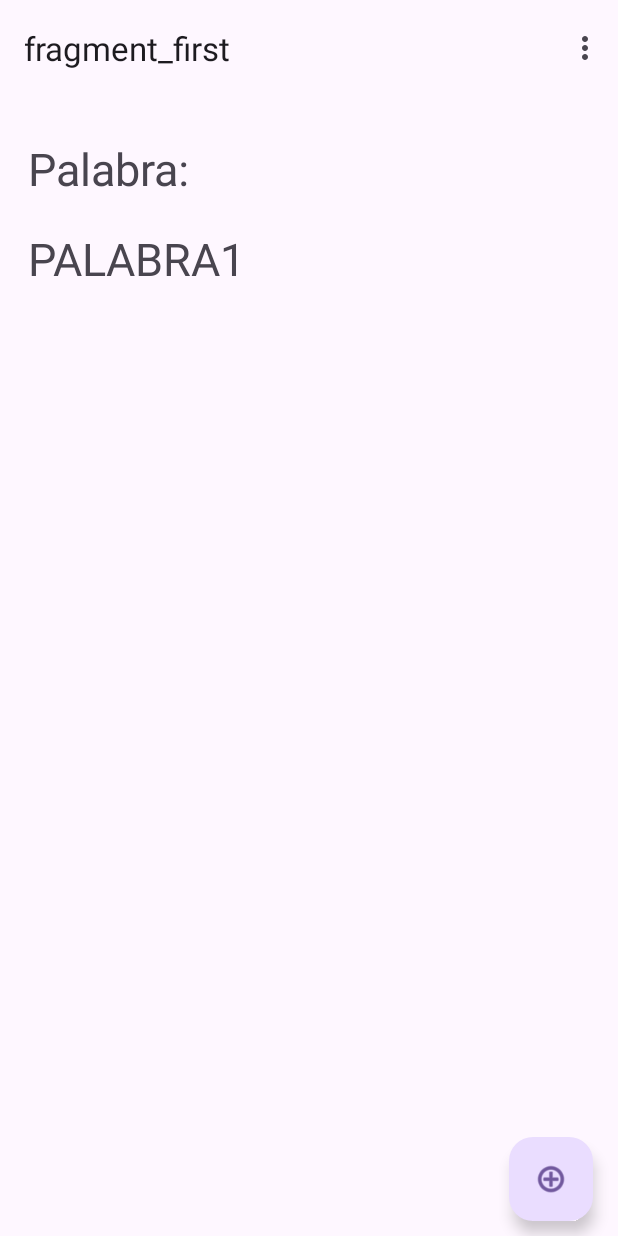
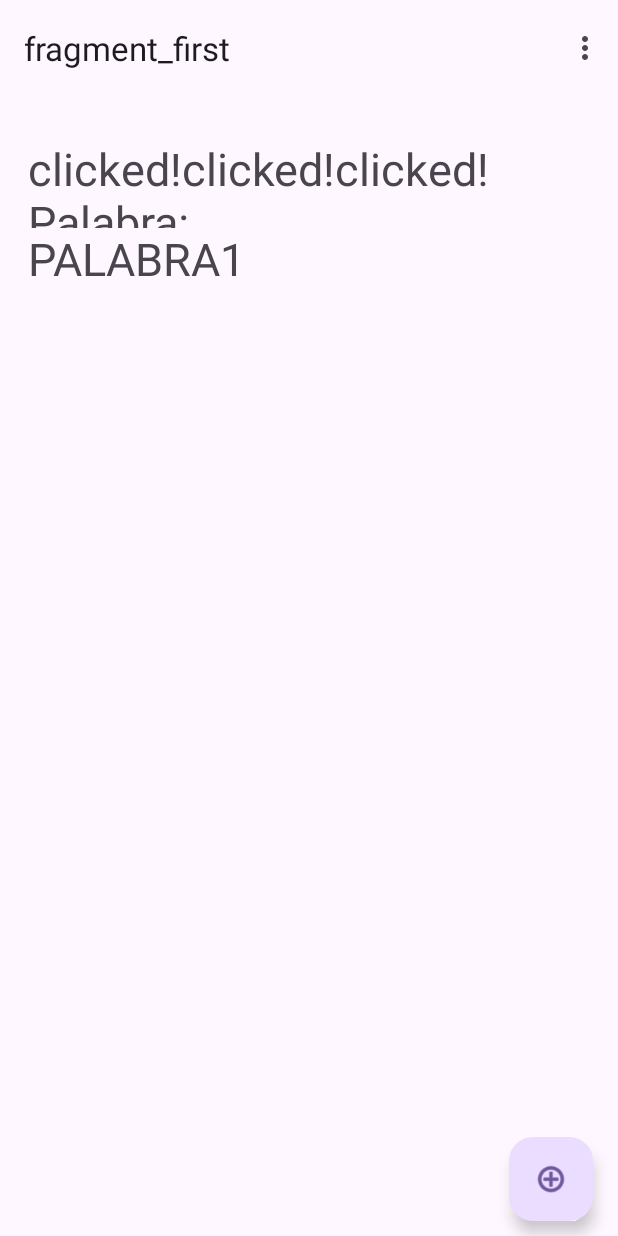
Before and after one commit to ivette2021/AndroidModulo-5, an Android app: the screen it shows after launch (MainActivity), in the options menu, after a tap on "Settings", on a phone screen of 412 x 824 dp. Run offline under Robolectric (Android 15) with nearby library versions, the light colour scheme and no system bars; our stand-ins replace navigation-ui.

Commit message:
se agrego la funcion de clickear las palabras y que estas se sobreescriban

```diff
--- a/app/src/main/java/com/example/modulo_5/FirstFragment.java
+++ b/app/src/main/java/com/example/modulo_5/FirstFragment.java
@@ -19,6 +19,7 @@
 
 import java.util.ArrayList;
 import java.util.List;
+import java.util.Objects;
 
 public class FirstFragment extends Fragment {
     private FragmentFirstBinding binding;
@@ -28,6 +29,7 @@
     public View onCreateView(LayoutInflater inflater, ViewGroup container,
                              Bundle savedInstanceState) {
        binding = FragmentFirstBinding.inflate(inflater, container,false);
+
        return binding.getRoot();
     }
     @Override
@@ -50,17 +52,30 @@
 
         /******************LÓGICA del button******************************************************************/
 
+
         binding.fab.setOnClickListener(new View.OnClickListener() {
             @Override
             public void onClick(View v) {
                 datalist.add("PALABRA"+ datalist.size());
                 // notificar al adapter que se insertaron los datos
 
-                binding.Rv.getAdapter().notifyItemInserted(datalist.size());
+                Objects.requireNonNull(binding.Rv.getAdapter()).notifyItemInserted(datalist.size());
                 // scroll al final de la lista
                 binding.Rv.smoothScrollToPosition(datalist.size());
             }
         });
+        //aqui continua la escucha de los textos
+        WordAdapter adapter1 = new WordAdapter(datalist);
+        adapter1.setOnItemClickListener(new WordAdapter.OnItemClickListener() {
+            @Override
+            public void onItemClick(int position) {
+                datalist.set(position,"clicked!"+datalist.get(position));
+                Objects.requireNonNull(binding.Rv.getAdapter()).notifyItemChanged(position);
+
+
+            }
+        });
+        binding.Rv.setAdapter(adapter1);
     }
     // 2 crear un listado de palabras
     private List<String> setData() {
--- a/app/src/main/java/com/example/modulo_5/WordAdapter.java
+++ b/app/src/main/java/com/example/modulo_5/WordAdapter.java
@@ -1,6 +1,8 @@
 package com.example.modulo_5;
 
+import android.annotation.SuppressLint;
 import android.view.LayoutInflater;
+import android.view.View;
 import android.view.ViewGroup;
 import android.widget.TextView;
 
@@ -16,7 +18,16 @@
 
     /***** 1 añadir representacion de los datos ***********/
     private List<String> mwordList;
-
+    // se agrega un itemclicklistener para los eventos de las textos añadidos
+    private OnItemClickListener listener;
+    //alamacena la posicion de la palabra como tal
+    public interface OnItemClickListener {
+        void onItemClick(int position);
+    }
+    //se creo un contructor para la escucha del evento
+    public void setOnItemClickListener(OnItemClickListener listener) {
+        this.listener = listener;
+    }
     /***** 7 constructor que recibe los datos desde el otra ventana  ***********/
     public WordAdapter(List<String> mwordList) {
         this.mwordList = mwordList;
@@ -34,15 +45,25 @@
 
     //**** 5 los setea , recibe una posicion y los va colocando , asignamos el valor especifico de una lista  de datos a la vista visual correspondiente al recycle view
     @Override
-    public void onBindViewHolder(@NonNull WordViewHolder holder, int position) {
+    public void onBindViewHolder(@NonNull WordViewHolder holder, @SuppressLint("RecyclerView") int position) {
         String element = mwordList.get(position);
         holder.textview.setText(element);
+        // se agrego una escucha de los textos
+        holder.itemView.setOnClickListener(new View.OnClickListener() {
+            @Override
+            public void onClick(View v) {
+                if (listener != null) {
+                    listener.onItemClick(position);
+                }
+            }
+        });
     }
+
+
 
     /****** 6 este metodo lleva la cuenta de cuantos elementos hay en el listado  ****/
     @Override
     public int getItemCount() {
-
         return mwordList.size();
     }
 
```
